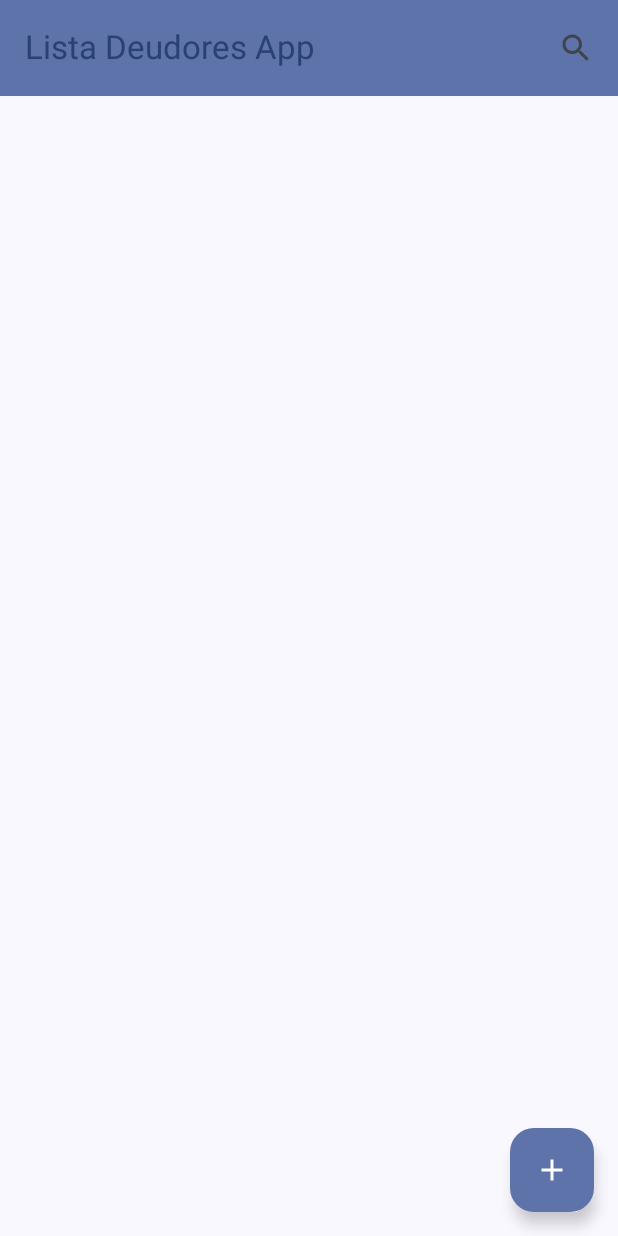
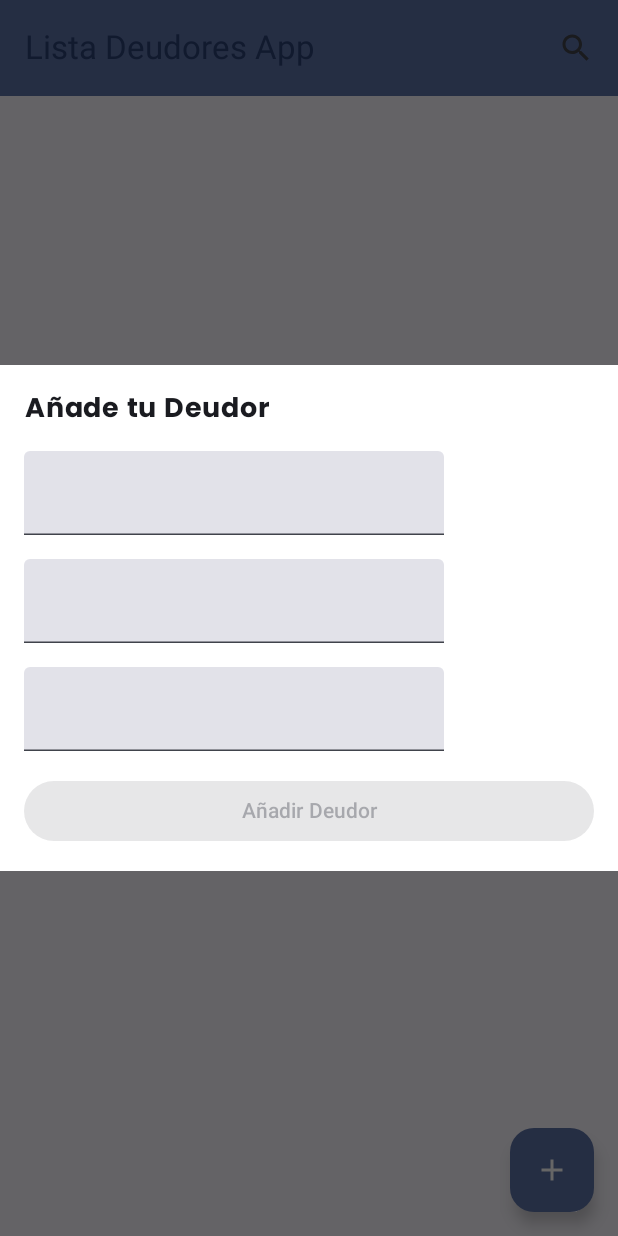
Before and after one commit to pablorjd/DefaultingCustomerApp, an Android app built with Jetpack Compose: the composable HomeScreen shown on its own in the app's theme, after a tap on "Add", on a phone screen of 412 x 824 dp. Run offline under Robolectric (Android 15) with nearby library versions, the phone set to English and light mode, and no system bars; our stand-ins replace Dagger/Hilt's generated code, livedata-compose, window size class; 1 statement that could not run was skipped.

Commit message:
se genera agregar desde el modal dialog

```diff
--- a/app/build.gradle.kts
+++ b/app/build.gradle.kts
@@ -61,6 +61,7 @@ dependencies {
     implementation(libs.androidx.ui.graphics)
     implementation(libs.androidx.ui.tooling.preview)
     implementation(libs.androidx.material3)
+    implementation(libs.androidx.runtime.livedata)
     testImplementation(libs.junit)
     androidTestImplementation(libs.androidx.junit)
     androidTestImplementation(libs.androidx.espresso.core)
--- a/app/src/main/java/dev/pablorjd/listadeudores/ui/home/HomeScreen.kt
+++ b/app/src/main/java/dev/pablorjd/listadeudores/ui/home/HomeScreen.kt
@@ -1,20 +1,25 @@
 package dev.pablorjd.listadeudores.ui.home
 
+import androidx.compose.foundation.background
 import androidx.compose.foundation.layout.Arrangement
 import androidx.compose.foundation.layout.Column
 import androidx.compose.foundation.layout.PaddingValues
 import androidx.compose.foundation.layout.Row
+import androidx.compose.foundation.layout.Spacer
 import androidx.compose.foundation.layout.fillMaxSize
 import androidx.compose.foundation.layout.fillMaxWidth
 import androidx.compose.foundation.layout.height
 import androidx.compose.foundation.layout.padding
+import androidx.compose.foundation.layout.size
 import androidx.compose.foundation.lazy.LazyColumn
 import androidx.compose.foundation.lazy.items
+import androidx.compose.foundation.text.KeyboardOptions
 import androidx.compose.material.icons.Icons
 import androidx.compose.material.icons.filled.Add
 import androidx.compose.material.icons.filled.Delete
 import androidx.compose.material.icons.filled.Edit
 import androidx.compose.material.icons.filled.Search
+import androidx.compose.material3.Button
 
 
 import androidx.compose.material3.Card
@@ -27,23 +32,36 @@ import androidx.compose.material3.IconButtonDefaults
 import androidx.compose.material3.MaterialTheme
 import androidx.compose.material3.Scaffold
 import androidx.compose.material3.Text
+import androidx.compose.material3.TextField
 import androidx.compose.material3.TopAppBar
 import androidx.compose.material3.TopAppBarDefaults.topAppBarColors
 import androidx.compose.runtime.Composable
 import androidx.compose.runtime.collectAsState
 import androidx.compose.runtime.getValue
+import androidx.compose.runtime.livedata.observeAsState
+import androidx.compose.runtime.mutableStateOf
+import androidx.compose.runtime.saveable.rememberSaveable
+import androidx.compose.runtime.setValue
 import androidx.compose.ui.Modifier
 import androidx.compose.ui.graphics.Color
+import androidx.compose.ui.text.font.FontWeight
+import androidx.compose.ui.text.input.KeyboardType
+import androidx.compose.ui.text.style.LineHeightStyle
 import androidx.compose.ui.text.style.TextAlign
 import androidx.compose.ui.tooling.preview.Preview
 import androidx.compose.ui.unit.dp
+import androidx.compose.ui.unit.sp
+import androidx.compose.ui.window.Dialog
 import androidx.hilt.navigation.compose.hiltViewModel
+import androidx.lifecycle.viewmodel.compose.viewModel
 import dev.pablorjd.listadeudores.domain.model.DefaultingCustomerModel
 
 
 @OptIn(ExperimentalMaterial3Api::class)
 @Composable
 fun HomeScreen(viewModel: HomeViewModel = hiltViewModel()) {
+
+    val showDialog: Boolean by viewModel.showDialog.observeAsState(false)
 
         val items by viewModel.items.collectAsState()
         Scaffold(
@@ -67,9 +85,7 @@ fun HomeScreen(viewModel: HomeViewModel = hiltViewModel()) {
                 )
             },
             floatingActionButton = {
-                FloatingActionButton(onClick = {  viewModel.insertDefaultingCustomer(
-                    DefaultingCustomerModel( 0,"name", "detail", 1)
-                ) }) {
+                FloatingActionButton(onClick = { viewModel.onShowDialogClick() }) {
                     Icon(Icons.Default.Add, contentDescription = "Add")
                 }
             }
@@ -89,6 +105,8 @@ fun HomeScreen(viewModel: HomeViewModel = hiltViewModel()) {
                         ItemRow(item, onUpdateTap = {}, onDeleteTap = { viewModel.deleteDefaultingCustomer(item) })
                     }
                 }
+
+                AddTasksDialog(show = showDialog, onDismiss = { viewModel.onDialogClose() })
             }
         }
 }
@@ -112,6 +130,7 @@ fun ItemRow(
         Column(modifier = Modifier.padding(16.dp)) {
             Text(text = item.name, style = MaterialTheme.typography.bodyLarge)
             Text(text = item.detail?: "", style = MaterialTheme.typography.titleSmall)
+            Text(text = item.amount.toString() ?: "", style = MaterialTheme.typography.titleSmall)
             Row(
                 modifier = Modifier
                     .fillMaxWidth()
@@ -130,6 +149,62 @@ fun ItemRow(
     }
 }
 
+@Composable
+fun AddTasksDialog(show: Boolean, onDismiss: () -> Unit, viewModel: HomeViewModel = hiltViewModel()) {
+    var name by rememberSaveable { mutableStateOf("") }
+    var detail by rememberSaveable { mutableStateOf("") }
+    var amount by rememberSaveable { mutableStateOf("") }
+    if (show) {
+        Dialog(onDismissRequest = { onDismiss() }) {
+            Column(
+                Modifier
+                    .fillMaxWidth()
+                    .background(Color.White)
+                    .padding(16.dp)
+            ) {
+                Text(
+                    text = "Añade tu Deudor",
+                    fontSize = 18.sp,
+                    //modifier = Modifier.align(LineHeightStyle.Alignment.CenterHorizontally),
+                    fontWeight = FontWeight.Bold
+                )
+                Spacer(modifier = Modifier.size(16.dp))
+                TextField(
+                    value = name,
+                    onValueChange = { name = it },
+                    singleLine = true,
+                    maxLines = 1
+                )
+                Spacer(modifier = Modifier.size(16.dp))
+                TextField(
+                    value = detail,
+                    onValueChange = { detail = it },
+                    singleLine = true,
+                    maxLines = 1
+                )
+                Spacer(modifier = Modifier.size(16.dp))
+                TextField(
+                    value = amount,
+                    onValueChange = { amount = it },
+                    keyboardOptions = KeyboardOptions(keyboardType = KeyboardType.Number),
+                    singleLine = true,
+                    maxLines = 1
+                )
+                Spacer(modifier = Modifier.size(16.dp))
+                Button(enabled = if (name.isNotEmpty() && detail.isNotEmpty() && (amount.toLongOrNull()
+                        ?: 0) > 0
+                ) true else false, onClick = {
+                    viewModel.insertDefaultingCustomer(
+                        DefaultingCustomerModel( 0,name.uppercase(), detail.uppercase(), amount.toLong())
+                    )
+                }, modifier = Modifier.fillMaxWidth()) {
+                    Text(text = "Añadir Deudor")
+                }
+            }
+        }
+    }
+}
+
 @Preview(showBackground = true)
 @Composable
 fun MyLazyColumnPreview() {
--- a/app/src/main/java/dev/pablorjd/listadeudores/ui/home/HomeViewModel.kt
+++ b/app/src/main/java/dev/pablorjd/listadeudores/ui/home/HomeViewModel.kt
@@ -1,6 +1,8 @@
 package dev.pablorjd.listadeudores.ui.home
 
 import android.util.Log
+import androidx.lifecycle.LiveData
+import androidx.lifecycle.MutableLiveData
 import androidx.lifecycle.ViewModel
 import androidx.lifecycle.viewModelScope
 import dagger.hilt.android.lifecycle.HiltViewModel
@@ -28,6 +30,10 @@ class HomeViewModel @Inject constructor(
     val items: StateFlow<List<DefaultingCustomerModel>> = _items
 
 
+    private val _showDialog = MutableLiveData<Boolean>()
+    val showDialog: LiveData<Boolean> = _showDialog
+
+
     init {
         fetchItems()
     }
@@ -43,6 +49,7 @@ class HomeViewModel @Inject constructor(
     fun insertDefaultingCustomer(defaultingCustomerModel: DefaultingCustomerModel) {
         Log.i("HomeViewModel", "insertDefaultingCustomer: $defaultingCustomerModel")
         viewModelScope.launch {
+            _showDialog.value = false
             insertDefaultingCustomerUseCase(defaultingCustomerModel)
         }
     }
@@ -54,4 +61,13 @@ class HomeViewModel @Inject constructor(
         }
     }
 
+    fun onShowDialogClick() {
+        _showDialog.value = true
+    }
+
+
+    fun onDialogClose() {
+        _showDialog.value = false
+    }
+
 }
--- a/gradle/libs.versions.toml
+++ b/gradle/libs.versions.toml
@@ -14,6 +14,7 @@ hilt = "2.46"
 hiltAndroid = "2.46"
 hiltAndroidCompiler = "2.46"
 hiltNavigation = "1.2.0"
+runtimeLivedata = "1.6.8"
 
 [libraries]
 androidx-core-ktx = { group = "androidx.core", name = "core-ktx", version.ref = "coreKtx" }
@@ -40,6 +41,7 @@ hilt-android-comp = { module = "com.google.dagger:hilt-android-compiler", versio
 androidx-hilt-navigation = { module = "androidx.hilt:hilt-navigation-compose", version.ref = "hiltNavigation" }
 
 androidx-material3-window-size = { module = "androidx.compose.material3:material3-window-size-class" }
+androidx-runtime-livedata = { group = "androidx.compose.runtime", name = "runtime-livedata", version.ref = "runtimeLivedata" }
 
 [plugins]
 android-application = { id = "com.android.application", version.ref = "agp" }
```
